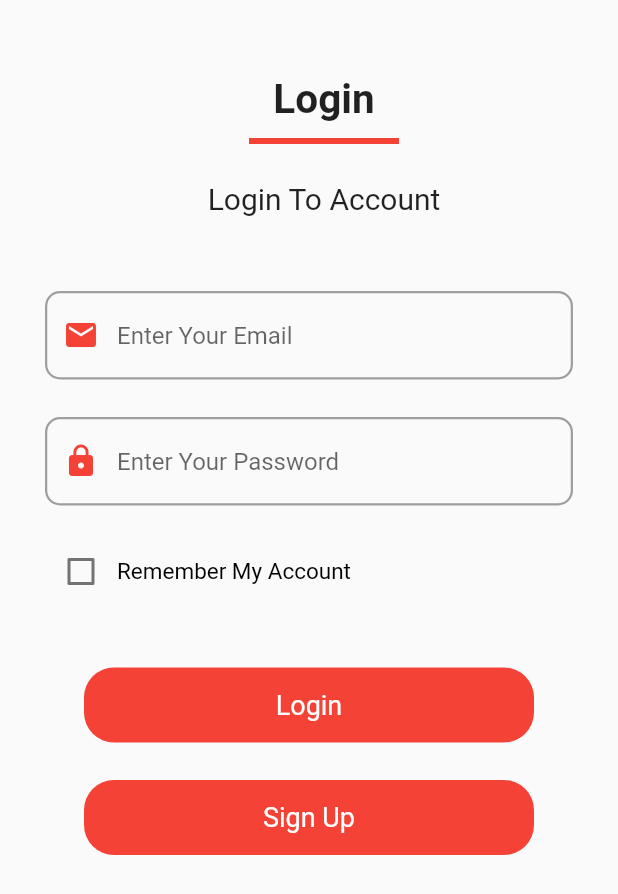
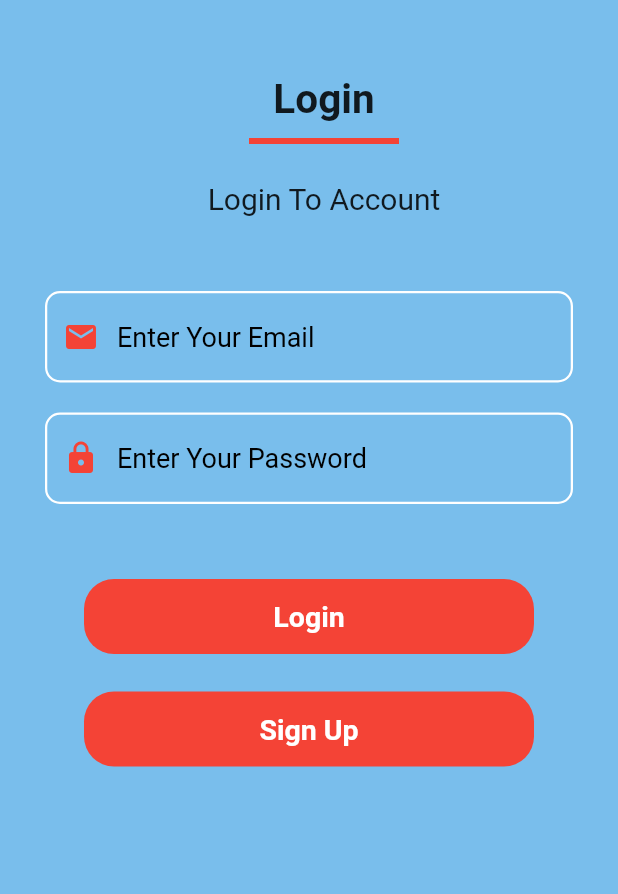
Before and after one commit to MohamadRz985/firebase_chat_app, a Flutter app: the screen it shows after launch, on a phone screen of 412 x 824 dp. Shown: the top 894 px of the screen. Run offline on Flutter 3.47's test engine with Material 2 defaults, Android fonts, the light colour scheme and no system bars; our stand-ins replace cloud_firestore, firebase_auth, firebase_core, shared_preferences, validators; accounts and stored records are empty.

Commit message:
Update UI

```diff
--- a/lib/screens/chatRoom.dart
+++ b/lib/screens/chatRoom.dart
@@ -72,6 +72,7 @@ class _ChatRoomState extends State<ChatRoom> {
           elevation: 0,
           leading: IconButton(
               onPressed: () {
+                auth.signOut();
                 Navigator.of(context).pushReplacement(MaterialPageRoute(
                     builder: (context) => const Authenticate()));
               },
--- a/lib/screens/signin.dart
+++ b/lib/screens/signin.dart
@@ -56,6 +56,7 @@ class _SignInState extends State<SignIn> {
   @override
   Widget build(BuildContext context) {
     return Scaffold(
+      backgroundColor: mainBlueColor,
       body: SingleChildScrollView(
         child: SafeArea(
           child: Form(
@@ -69,6 +70,7 @@ class _SignInState extends State<SignIn> {
                   margin: const EdgeInsets.fromLTRB(30, 50, 30, 0),
                   //! Username Field ====
                   child: TextFormField(
+                    style: largeBlackTextStyle(),
                     validator: (value) {
                       if (value!.isEmpty) {
                         return "Please Enter User Name";
@@ -88,9 +90,10 @@ class _SignInState extends State<SignIn> {
                   ),
                 ),
                 Container(
-                  margin: const EdgeInsets.fromLTRB(30, 25, 30, 0),
+                  margin: const EdgeInsets.fromLTRB(30, 20, 30, 0),
                   //! Password Field =========
                   child: TextFormField(
+                    style: largeBlackTextStyle(),
                     validator: (value) {
                       if (value!.isEmpty) {
                         return "Please Enter Password";
@@ -108,51 +111,43 @@ class _SignInState extends State<SignIn> {
                   ),
                 ),
 
-                //!CheckBox For Remember=================
-                Padding(
-                  padding: const EdgeInsets.fromLTRB(30, 20, 30, 15),
-                  child: Row(
-                    children: [
-                      Checkbox(
-                        value: false,
-                        onChanged: (bool? value) {
-                          if (value == true) {
-                            value == true;
-                          }
-                        },
-                      ),
-                      const Text(
-                        "Remember My Account",
-                        style: TextStyle(
-                          fontSize: 15,
-                          color: Colors.black,
-                        ),
-                      ),
-                    ],
-                  ),
+                // //!CheckBox For Remember=================
+                // Padding(
+                //   padding: const EdgeInsets.fromLTRB(30, 20, 30, 15),
+                //   child: Row(
+                //     children: [
+                //       Checkbox(
+                //         value: false,
+                //         onChanged: (bool? value) {
+                //           if (value == true) {
+                //             value == true;
+                //           }
+                //         },
+                //       ),
+                //       const Text(
+                //         "Remember My Account",
+                //         style: TextStyle(
+                //           fontSize: 15,
+                //           color: Colors.black,
+                //         ),
+                //       ),
+                //     ],
+                //   ),
+                // ),
+                const SizedBox(
+                  height: 25,
                 ),
                 //!BTNS ==================
                 InkWell(
-                  child: btns("Login"),
+                  child: btns("Login", btnTextStyle()),
                   onTap: () {
                     logInFunc();
-                    // print("Login Tapped");
-                    // Navigator.push(
-                    //     context,
-                    //     MaterialPageRoute(
-                    //         builder: (context) => const ChatRoom()));
-                    // print("Login Tapped");
                   },
                 ),
                 InkWell(
-                    child: btns("Sign Up"),
+                    child: btns("Sign Up", btnTextStyle()),
                     onTap: () {
-                      // print("Signup Tapped");
                       widget.toggle!();
-
-                      //   Navigator.of(context).push(MaterialPageRoute(
-                      //       builder: (context) => const SignUp()));
-                      // },
                     }),
               ],
             ),
--- a/lib/screens/signup.dart
+++ b/lib/screens/signup.dart
@@ -168,7 +168,7 @@ class _SignUpState extends State<SignUp> {
 
                     //! BTNS===========
                     InkWell(
-                      child: btns("Submit"),
+                      child: btns("Submit", btnTextStyle()),
                       onTap: () {
                         signMeUp();
                       },
--- a/lib/widgets/myWidgets.dart
+++ b/lib/widgets/myWidgets.dart
@@ -32,6 +32,7 @@ Widget pageName(String namePage, String explane) {
 
 InputDecoration fieldDecoration(String hintText, IconData prefixIcon) {
   return InputDecoration(
+      hintStyle: mediumBlackTextStyle(),
       prefixIcon: Icon(
         prefixIcon,
         color: Colors.red,
@@ -39,7 +40,7 @@ InputDecoration fieldDecoration(String hintText, IconData prefixIcon) {
       hintText: hintText,
       enabledBorder: OutlineInputBorder(
           borderSide: const BorderSide(
-            color: Colors.grey,
+            color: Colors.white,
             width: 1.5,
           ),
           borderRadius: BorderRadius.circular(10)));
@@ -47,17 +48,13 @@ InputDecoration fieldDecoration(String hintText, IconData prefixIcon) {
 
 //! 3.BTNs============
 
-Widget btns(String btnName) {
+Widget btns(String btnName, TextStyle style) {
   return Container(
       width: 300,
       height: 50,
       alignment: Alignment.center,
       margin: const EdgeInsets.only(top: 25),
-      child: Text(btnName,
-          style: const TextStyle(
-            color: Colors.white,
-            fontSize: 18,
-          )),
+      child: Text(btnName, style: style),
       decoration: BoxDecoration(
         borderRadius: BorderRadius.circular(20),
         color: Colors.red,
@@ -91,6 +88,11 @@ TextStyle mediumTextStyle() {
       color: Colors.white, fontWeight: FontWeight.w400, fontSize: 18);
 }
 
+TextStyle btnTextStyle() {
+  return const TextStyle(
+      color: Colors.white, fontWeight: FontWeight.w600, fontSize: 19);
+}
+
 TextStyle largeTextStyle() {
   return const TextStyle(
       color: Colors.white, fontWeight: FontWeight.bold, fontSize: 19);
```
